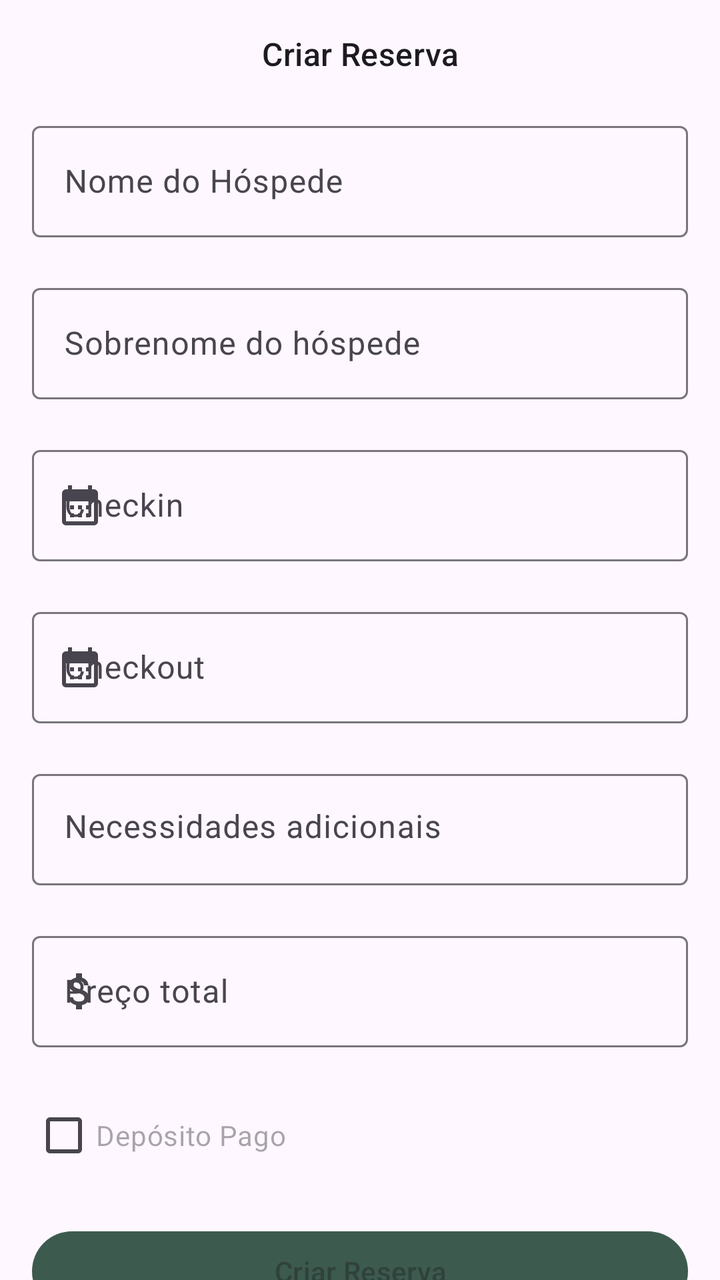
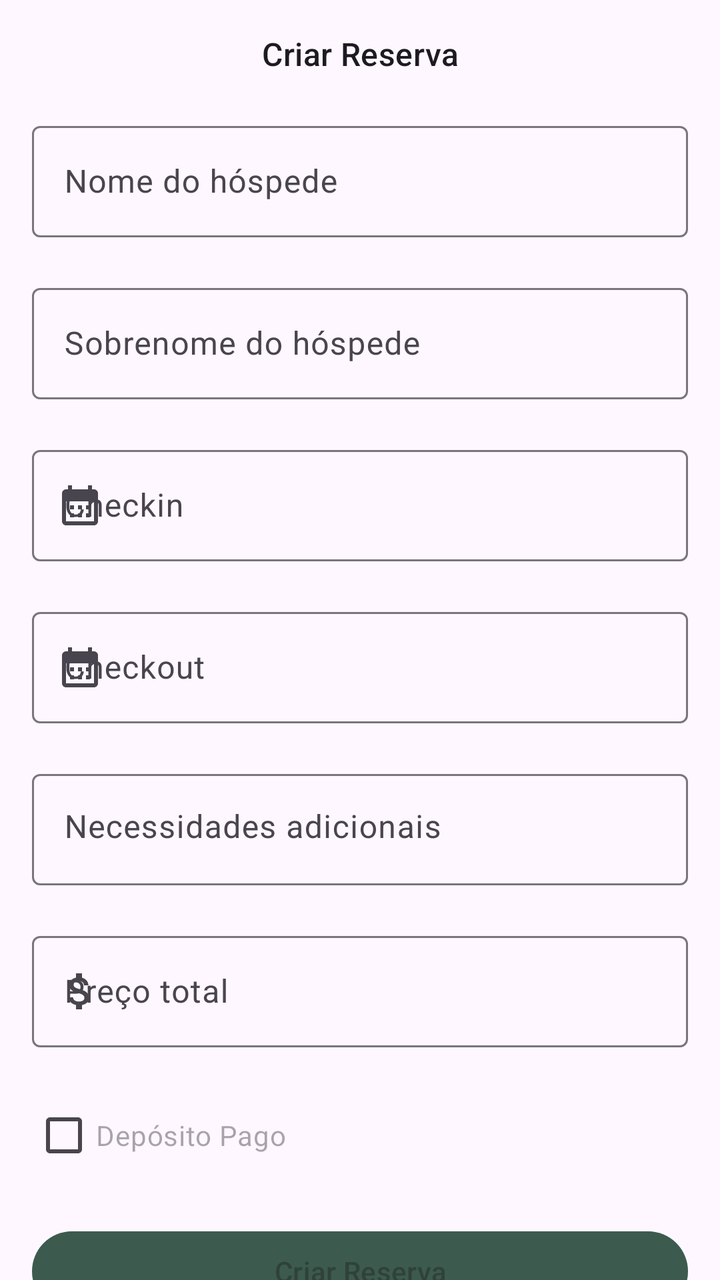

Compare the two renders of this Android layout. The source of the first and the diff that turns it into the second are given below.
<!-- AndroidManifest.xml: application theme Theme.Trybnb -->
<!-- res/layout/fragment_create_reservation.xml -->
<?xml version="1.0" encoding="utf-8"?>
<ScrollView
    xmlns:android="http://schemas.android.com/apk/res/android"
    xmlns:app="http://schemas.android.com/apk/res-auto"
    android:id="@+id/create_reservation_scroll_view"
    android:layout_width="match_parent"
    android:layout_height="match_parent"
    android:scrollbars="none">

    <LinearLayout
        android:layout_width="match_parent"
        android:layout_height="wrap_content"
        android:layout_margin="16dp"
        android:orientation="vertical">

        <com.google.android.material.textview.MaterialTextView
            android:id="@+id/title_create_reservation"
            android:layout_width="match_parent"
            android:layout_height="wrap_content"
            android:layout_marginBottom="20dp"
            android:textAppearance="@style/TextAppearance.Material3.TitleMedium"
            android:gravity="center"
            android:text="@string/create_reservation"
            />

        <com.google.android.material.textfield.TextInputLayout
            android:id="@+id/first_name_create_reservation"
            android:layout_width="match_parent"
            android:layout_height="wrap_content"
            android:layout_marginBottom="20dp"
            android:hint="@string/guest_name">

            <com.google.android.material.textfield.TextInputEditText
                android:id="@+id/first_name_input"
                android:layout_width="match_parent"
                android:layout_height="wrap_content"/>
        </com.google.android.material.textfield.TextInputLayout>

        <com.google.android.material.textfield.TextInputLayout
            android:id="@+id/last_name_create_reservation"
            android:layout_width="match_parent"
            android:layout_height="wrap_content"
            android:layout_marginBottom="20dp"
            android:hint="@string/last_name">

            <com.google.android.material.textfield.TextInputEditText
                android:id="@+id/last_name_input"
                android:layout_width="match_parent"
                android:layout_height="wrap_content"/>
        </com.google.android.material.textfield.TextInputLayout>

        <com.google.android.material.textfield.TextInputLayout
            android:id="@+id/checkin_create_reservation"
            android:layout_width="match_parent"
            android:layout_height="wrap_content"
            android:layout_marginBottom="20dp"
            app:startIconDrawable="@drawable/ic_calendar"
            android:hint="@string/checkin">

            <com.google.android.material.textfield.TextInputEditText
                android:id="@+id/checkin_input"
                android:layout_width="match_parent"
                android:layout_height="wrap_content"/>
        </com.google.android.material.textfield.TextInputLayout>

        <com.google.android.material.textfield.TextInputLayout
            android:id="@+id/checkout_create_reservation"
            android:layout_width="match_parent"
            android:layout_height="wrap_content"
            android:layout_marginBottom="20dp"
            app:startIconDrawable="@drawable/ic_calendar"
            android:hint="@string/checkout">

            <com.google.android.material.textfield.TextInputEditText
                android:id="@+id/checkout_input"
                android:layout_width="match_parent"
                android:layout_height="wrap_content"/>
        </com.google.android.material.textfield.TextInputLayout>

        <com.google.android.material.textfield.TextInputLayout
            android:id="@+id/additional_needs_create_reservation"
            android:layout_width="match_parent"
            android:layout_height="wrap_content"
            android:layout_marginBottom="20dp"
            android:hint="@string/additional_needs">

            <com.google.android.material.textfield.TextInputEditText
                android:id="@+id/additional_needs_input"
                android:layout_width="match_parent"
                android:layout_height="wrap_content"
                android:layout_gravity="start"
                android:gravity="start|top"
                android:inputType="textMultiLine"
                android:maxLines="3" />
        </com.google.android.material.textfield.TextInputLayout>

        <com.google.android.material.textfield.TextInputLayout
            android:id="@+id/total_price_create_reservation"
            android:layout_width="match_parent"
            android:layout_height="wrap_content"
            android:layout_marginBottom="20dp"
            app:startIconDrawable="@drawable/ic_money"
            android:hint="@string/total_price">

            <com.google.android.material.textfield.TextInputEditText
                android:id="@+id/total_price_input"
                android:layout_width="match_parent"
                android:layout_height="wrap_content"/>
        </com.google.android.material.textfield.TextInputLayout>

        <CheckBox
            android:id="@+id/depositpaid_create_reservation"
            android:layout_width="match_parent"
            android:layout_height="wrap_content"
            android:layout_marginBottom="20dp"
            android:hint="@string/deposit_paid" />

        <com.google.android.material.button.MaterialButton
            android:id="@+id/create_reservation_button"
            android:layout_width="match_parent"
            android:layout_height="wrap_content"
            android:layout_marginBottom="20dp"
            android:hint="@string/create_reservation" />

    </LinearLayout>
</ScrollView>
<!-- resources referenced by this layout -->
<resources>
  <!-- drawable ic_calendar (drawable) -->
  <vector android:height="24dp" android:tint="#000000"
      android:viewportHeight="24" android:viewportWidth="24"
      android:width="24dp" xmlns:android="http://schemas.android.com/apk/res/android">
      <path android:fillColor="@android:color/white" android:pathData="M19,4h-1V2h-2v2H8V2H6v2H5C3.89,4 3.01,4.9 3.01,6L3,20c0,1.1 0.89,2 2,2h14c1.1,0 2,-0.9 2,-2V6C21,4.9 20.1,4 19,4zM19,20H5V10h14V20zM9,14H7v-2h2V14zM13,14h-2v-2h2V14zM17,14h-2v-2h2V14zM9,18H7v-2h2V18zM13,18h-2v-2h2V18zM17,18h-2v-2h2V18z"/>
  </vector>
  <!-- drawable ic_money (drawable) -->
  <vector android:height="24dp" android:tint="#000000"
      android:viewportHeight="24" android:viewportWidth="24"
      android:width="24dp" xmlns:android="http://schemas.android.com/apk/res/android">
      <path android:fillColor="@android:color/white" android:pathData="M11.8,10.9c-2.27,-0.59 -3,-1.2 -3,-2.15 0,-1.09 1.01,-1.85 2.7,-1.85 1.78,0 2.44,0.85 2.5,2.1h2.21c-0.07,-1.72 -1.12,-3.3 -3.21,-3.81V3h-3v2.16c-1.94,0.42 -3.5,1.68 -3.5,3.61 0,2.31 1.91,3.46 4.7,4.13 2.5,0.6 3,1.48 3,2.41 0,0.69 -0.49,1.79 -2.7,1.79 -2.06,0 -2.87,-0.92 -2.98,-2.1h-2.2c0.12,2.19 1.76,3.42 3.68,3.83V21h3v-2.15c1.95,-0.37 3.5,-1.5 3.5,-3.55 0,-2.84 -2.43,-3.81 -4.7,-4.4z"/>
  </vector>
  <string name="additional_needs">Necessidades adicionais</string>
  <string name="checkin">Checkin</string>
  <string name="checkout">Checkout</string>
  <string name="create_reservation">Criar Reserva</string>
  <string name="deposit_paid">Depósito Pago</string>
  <string name="guest_name">Nome do Hóspede</string>
  <string name="last_name">Sobrenome do hóspede</string>
  <string name="total_price">Preço total</string>
  <style name="Theme.Trybnb" parent="Base.Theme.Trybnb" />
  <style name="Base.Theme.Trybnb" parent="Theme.Material3.DayNight.NoActionBar">
          
          <item name="bottomNavigationStyle">@style/Widget.MaterialComponents.BottomNavigationView.Colored</item>
          <item name="colorPrimary">@color/navigation</item>
          <item name="colorOnPrimary">@color/white</item>
      </style>
  <color name="navigation">#3C5A4E</color>
  <color name="white">#FFFFFFFF</color>
</resources>

<!-- the commit's change to res/layout/fragment_create_reservation.xml (unified diff, before → after) -->
@@ -8,6 +8,7 @@
     android:scrollbars="none">
 
     <LinearLayout
+        android:id="@+id/reservation_linear_layout"
         android:layout_width="match_parent"
         android:layout_height="wrap_content"
         android:layout_margin="16dp"
<!-- resource entries referenced after the edit -->
@@ -17,7 +17,7 @@
   <string name="checkout">Checkout</string>
   <string name="create_reservation">Criar Reserva</string>
   <string name="deposit_paid">Depósito Pago</string>
-  <string name="guest_name">Nome do Hóspede</string>
+  <string name="guest_name">Nome do hóspede</string>
   <string name="last_name">Sobrenome do hóspede</string>
   <string name="total_price">Preço total</string>
   <style name="Theme.Trybnb" parent="Base.Theme.Trybnb" />
